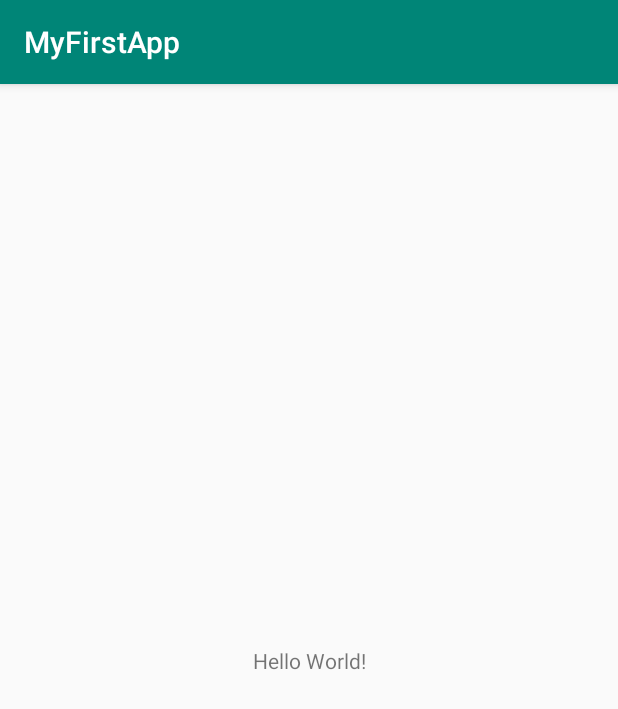
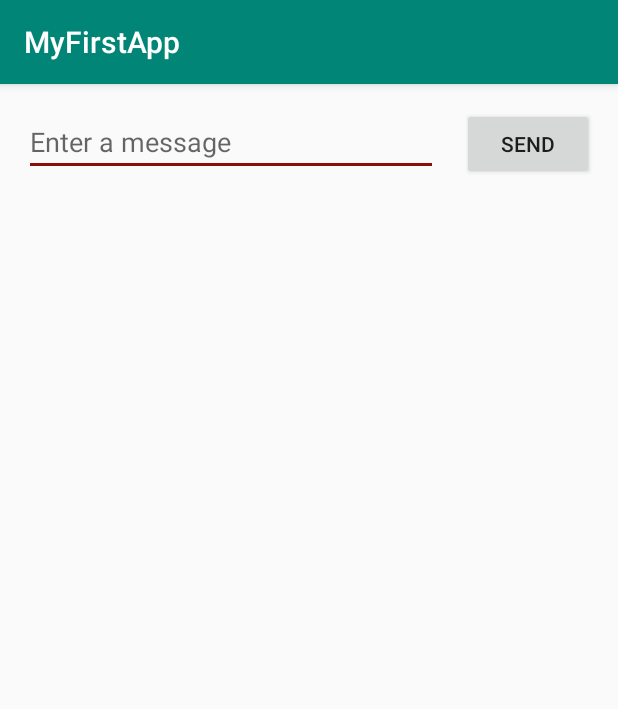
Before and after one commit to Gnome42/first-android-app, an Android app: the screen it shows after launch (MainActivity), on a phone screen of 412 x 824 dp. Shown: the top 709 px of the screen. Run offline under Robolectric (Android 15) with nearby library versions, the phone set to English and light mode, and no system bars.

Commit message:
Worked on tutorial up to adding an activity

```diff
--- a/app/src/main/AndroidManifest.xml
+++ b/app/src/main/AndroidManifest.xml
@@ -9,6 +9,12 @@
         android:roundIcon="@mipmap/ic_launcher_round"
         android:supportsRtl="true"
         android:theme="@style/AppTheme">
+        <activity android:name=".DisplayMessageActivity"
+            android:parentActivityName=".MainActivity">
+            <meta-data
+                android:name="android.support.PARENT_ACTIVITY"
+                android:value=".MainActivity" />
+        </activity>
         <activity android:name=".MainActivity">
             <intent-filter>
                 <action android:name="android.intent.action.MAIN" />
--- a/app/src/main/res/layout/activity_main.xml
+++ b/app/src/main/res/layout/activity_main.xml
@@ -6,13 +6,33 @@
     android:layout_height="match_parent"
     tools:context=".MainActivity">
 
-    <TextView
-        android:layout_width="wrap_content"
+    <EditText
+        android:id="@+id/editText"
+        android:layout_width="0dp"
         android:layout_height="wrap_content"
-        android:text="Hello World!"
-        app:layout_constraintBottom_toBottomOf="parent"
-        app:layout_constraintLeft_toLeftOf="parent"
-        app:layout_constraintRight_toRightOf="parent"
+        android:layout_marginStart="16dp"
+        android:layout_marginLeft="16dp"
+        android:layout_marginTop="16dp"
+        android:ems="10"
+        android:hint="@string/edit_message"
+        android:inputType="textPersonName"
+        app:layout_constraintEnd_toStartOf="@+id/button"
+        app:layout_constraintHorizontal_bias="0.5"
+        app:layout_constraintStart_toStartOf="parent"
         app:layout_constraintTop_toTopOf="parent" />
 
+    <Button
+        android:id="@+id/button"
+        android:layout_width="wrap_content"
+        android:layout_height="0dp"
+        android:layout_marginStart="16dp"
+        android:layout_marginLeft="16dp"
+        android:layout_marginEnd="16dp"
+        android:layout_marginRight="16dp"
+        android:onClick="sendMessage"
+        android:text="@string/button_send"
+        app:layout_constraintBaseline_toBaselineOf="@+id/editText"
+        app:layout_constraintEnd_toEndOf="parent"
+        app:layout_constraintHorizontal_bias="0.5"
+        app:layout_constraintStart_toEndOf="@+id/editText" />
 </android.support.constraint.ConstraintLayout>
--- a/app/src/main/res/values/colors.xml
+++ b/app/src/main/res/values/colors.xml
@@ -2,5 +2,5 @@
 <resources>
     <color name="colorPrimary">#008577</color>
     <color name="colorPrimaryDark">#00574B</color>
-    <color name="colorAccent">#D81B60</color>
+    <color name="colorAccent">#881005</color>
 </resources>
--- a/app/src/main/res/values/strings.xml
+++ b/app/src/main/res/values/strings.xml
@@ -1,3 +1,5 @@
 <resources>
     <string name="app_name">MyFirstApp</string>
+    <string name="edit_message">Enter a message</string>
+    <string name="button_send">Send</string>
 </resources>
```
Also changed, not shown: app/src/main/java/com/example/myfirstapp/DisplayMessageActivity.java (added, +23 -0 lines), app/src/main/java/com/example/myfirstapp/MainActivity.java (+15 -0 lines), app/src/main/res/layout/activity_display_message.xml (added, +25 -0 lines).
